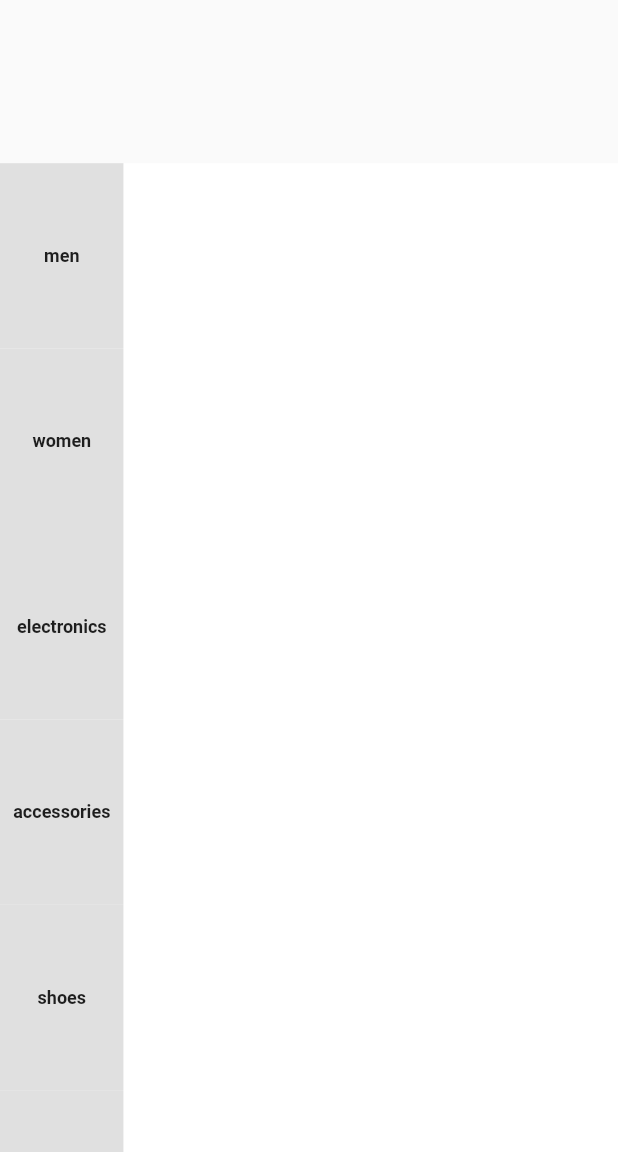
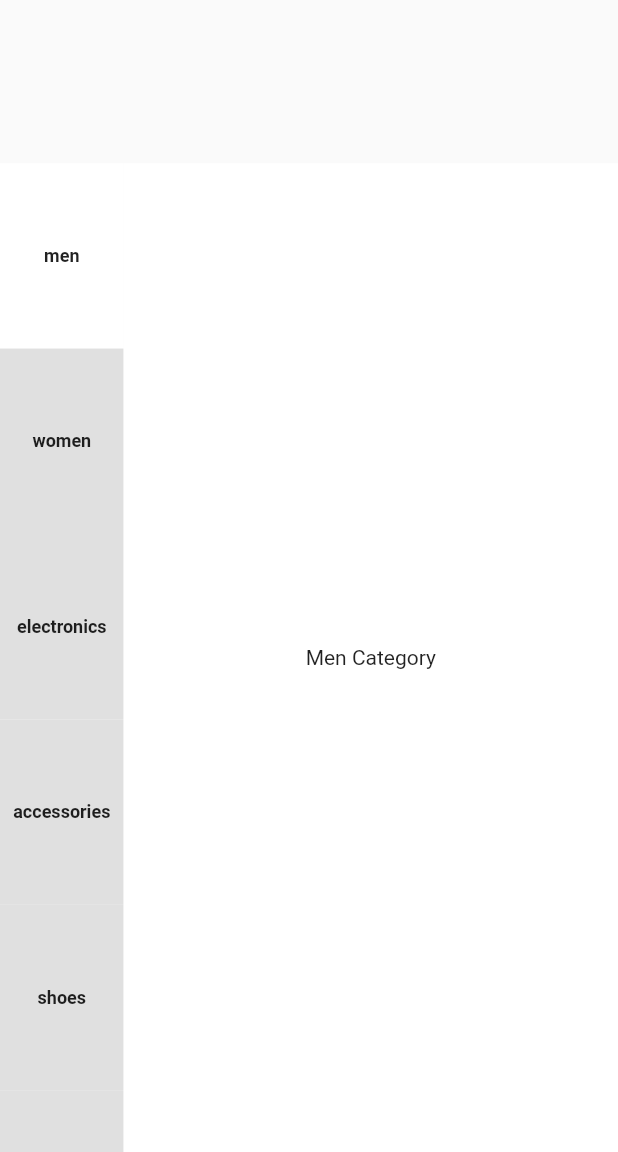
Before and after one commit to amrabdalfatah/shop_store, a Flutter app: the CategoryTab screen opened directly, on a phone screen of 412 x 824 dp, the part 84-1236 px from its top. Run offline on Flutter 3.47's test engine with Material 2 defaults, Android fonts, the light colour scheme and no system bars.

Commit message:
build page view to show sub categ and link with side nav

```diff
--- a/lib/main_screens/category_tab.dart
+++ b/lib/main_screens/category_tab.dart
@@ -9,6 +9,19 @@ class CategoryTab extends StatefulWidget {
 }
 
 class _CategoryTabState extends State<CategoryTab> {
+  final PageController _pageController = PageController();
+
+  @override
+  void initState() {
+    for (var element in items) {
+      element.isSelected = false;
+    }
+    setState(() {
+      items[0].isSelected = true;
+    });
+    super.initState();
+  }
+
   @override
   Widget build(BuildContext context) {
     final size = MediaQuery.of(context).size;
@@ -44,12 +57,7 @@ class _CategoryTabState extends State<CategoryTab> {
         itemBuilder: (context, index) {
           return GestureDetector(
             onTap: () {
-              for (var element in items) {
-                element.isSelected = false;
-              }
-              setState(() {
-                items[index].isSelected = true;
-              });
+              _pageController.jumpToPage(index);
             },
             child: Container(
               height: size.height * 0.15,
@@ -77,6 +85,29 @@ class _CategoryTabState extends State<CategoryTab> {
       height: size.height * 0.8,
       width: size.width * 0.8,
       color: Colors.white,
+      child: PageView(
+        controller: _pageController,
+        scrollDirection: Axis.vertical,
+        onPageChanged: (value) {
+          for (var element in items) {
+            element.isSelected = false;
+          }
+          setState(() {
+            items[value].isSelected = true;
+          });
+        },
+        children: const [
+          Center(child: Text('Men Category')),
+          Center(child: Text('Women Category')),
+          Center(child: Text('Electronics Category')),
+          Center(child: Text('Accessories Category')),
+          Center(child: Text('Shoes Category')),
+          Center(child: Text('Home & Garden Category')),
+          Center(child: Text('Beauty Category')),
+          Center(child: Text('Kids Category')),
+          Center(child: Text('Bags Category')),
+        ],
+      ),
     );
   }
 }
```
